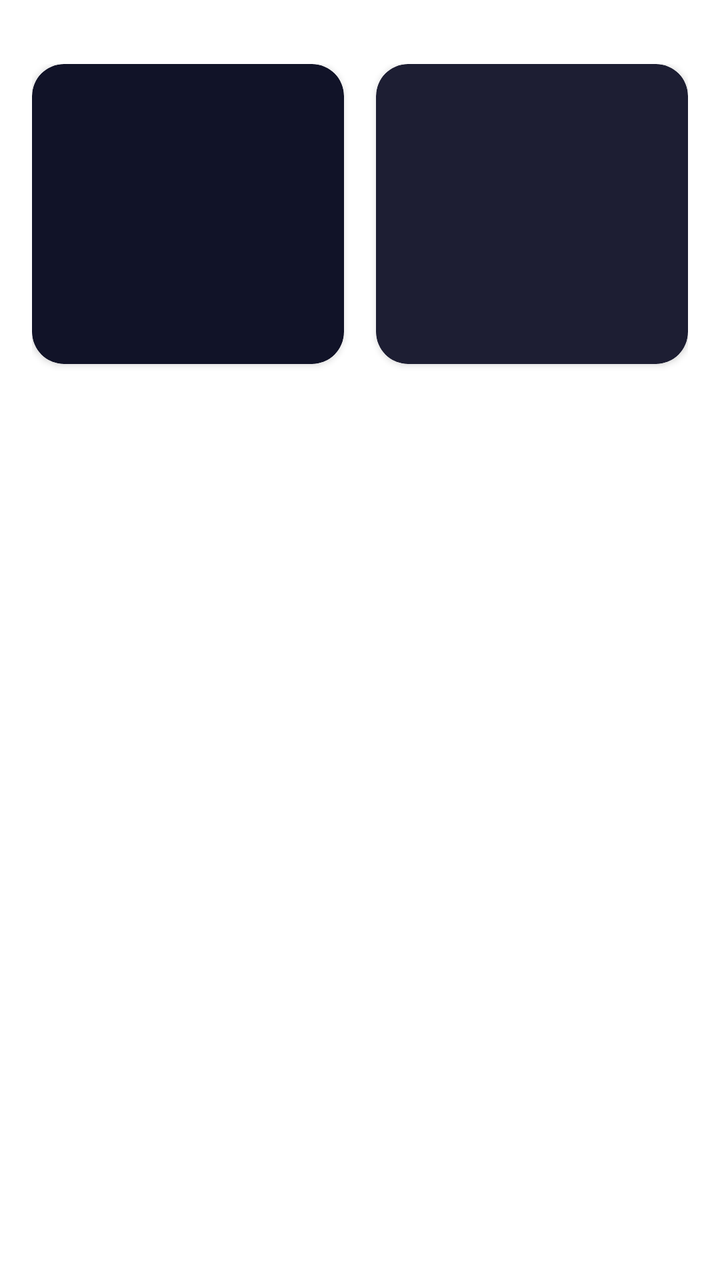
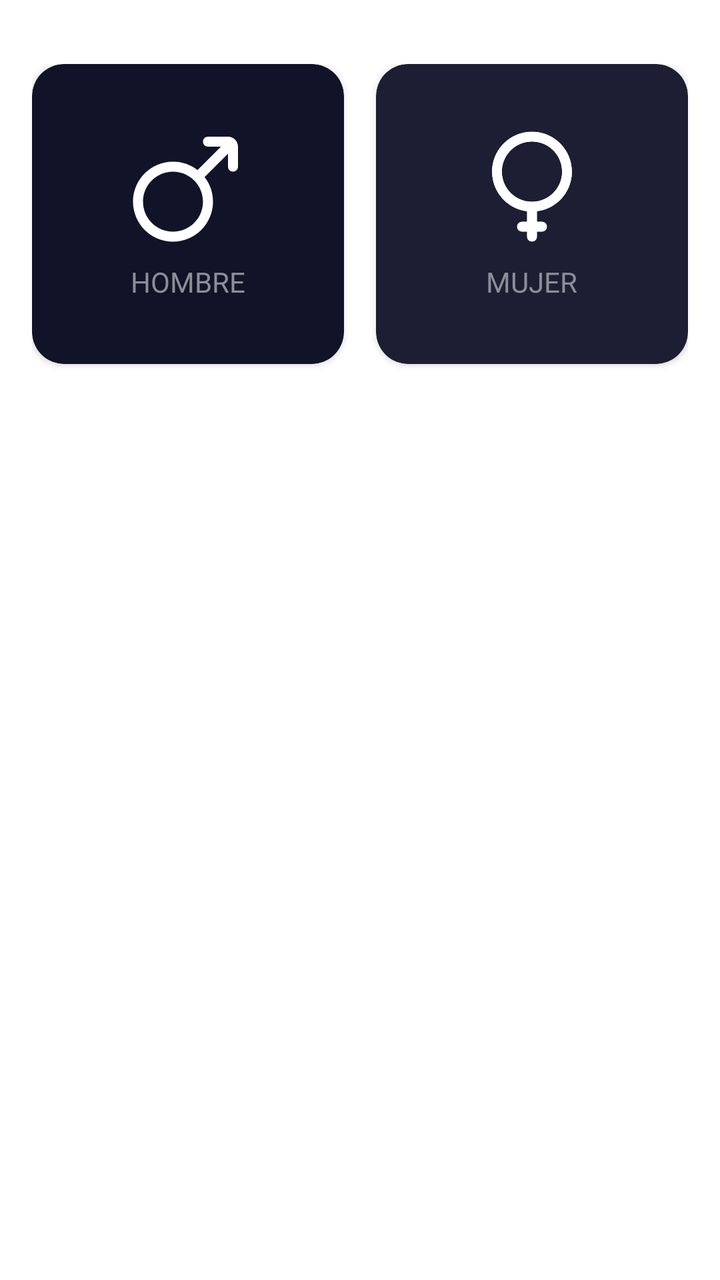

An Android layout rendered at two revisions. The XML below is the earlier revision; the diff shows what the commit changed to produce the second picture.
<!-- AndroidManifest.xml: application theme Theme.PROGRAMACIO -->
<!-- res/layout/activity_imc_calculator.xml -->
<?xml version="1.0" encoding="utf-8"?>
<androidx.constraintlayout.widget.ConstraintLayout xmlns:android="http://schemas.android.com/apk/res/android"
    xmlns:app="http://schemas.android.com/apk/res-auto"
    xmlns:tools="http://schemas.android.com/tools"
    android:id="@+id/main"
    android:layout_width="match_parent"
    android:layout_height="match_parent"
    android:paddingVertical="32dp"
    android:paddingHorizontal="16dp"
    tools:context=".imccalculator.ImcCalculatorActivity">

    <androidx.cardview.widget.CardView
        android:id="@+id/viewMale"
        android:layout_width="0dp"
        android:layout_height="150dp"
        android:layout_marginEnd="16dp"
        app:cardCornerRadius="16dp"
        app:layout_constraintEnd_toStartOf="@+id/viewFemale"
        app:layout_constraintTop_toTopOf="parent"
        app:layout_constraintStart_toStartOf="parent"
        app:cardBackgroundColor="@color/background_component_selected">

        <androidx.appcompat.widget.LinearLayoutCompat
            android:layout_width="match_parent"
            android:layout_height="match_parent"
            android:orientation="vertical"
            >

        </androidx.appcompat.widget.LinearLayoutCompat>

    </androidx.cardview.widget.CardView>

    <androidx.cardview.widget.CardView
        android:id="@+id/viewFemale"
        android:layout_width="0dp"
        android:layout_height="150dp"
        app:cardCornerRadius="16dp"
        app:layout_constraintStart_toEndOf="@+id/viewMale"
        app:layout_constraintTop_toTopOf="parent"
        app:layout_constraintEnd_toEndOf="parent"
        app:cardBackgroundColor="@color/background_component">

    </androidx.cardview.widget.CardView>

</androidx.constraintlayout.widget.ConstraintLayout>
<!-- resources referenced by this layout -->
<resources>
  <color name="background_component">#1D1E33</color>
  <color name="background_component_selected">#FF111328</color>
  <style name="Theme.PROGRAMACIO" parent="Theme.MaterialComponents.DayNight.DarkActionBar">
          
          <item name="colorPrimary">@color/purple_500</item>
          <item name="colorPrimaryVariant">@color/purple_700</item>
          <item name="colorOnPrimary">@color/white</item>
          
          <item name="colorSecondary">@color/teal_200</item>
          <item name="colorSecondaryVariant">@color/teal_700</item>
          <item name="colorOnSecondary">@color/black</item>
          
          <item name="android:statusBarColor">?attr/colorPrimaryVariant</item>
          
      </style>
  <color name="purple_500">#FF6200EE</color>
  <color name="purple_700">#FF3700B3</color>
  <color name="white">#FFFFFFFF</color>
  <color name="teal_200">#FF03DAC5</color>
  <color name="teal_700">#FF018786</color>
  <color name="black">#FF000000</color>
</resources>

<!-- the commit's change to res/layout/activity_imc_calculator.xml (unified diff, before → after) -->
@@ -5,8 +5,8 @@
     android:id="@+id/main"
     android:layout_width="match_parent"
     android:layout_height="match_parent"
+    android:paddingHorizontal="16dp"
     android:paddingVertical="32dp"
-    android:paddingHorizontal="16dp"
     tools:context=".imccalculator.ImcCalculatorActivity">
 
     <androidx.cardview.widget.CardView
@@ -14,17 +14,32 @@
         android:layout_width="0dp"
         android:layout_height="150dp"
         android:layout_marginEnd="16dp"
+        app:cardBackgroundColor="@color/background_component_selected"
         app:cardCornerRadius="16dp"
         app:layout_constraintEnd_toStartOf="@+id/viewFemale"
-        app:layout_constraintTop_toTopOf="parent"
         app:layout_constraintStart_toStartOf="parent"
-        app:cardBackgroundColor="@color/background_component_selected">
+        app:layout_constraintTop_toTopOf="parent">
 
         <androidx.appcompat.widget.LinearLayoutCompat
             android:layout_width="match_parent"
             android:layout_height="match_parent"
-            android:orientation="vertical"
-            >
+            android:gravity="center"
+            android:orientation="vertical">
+
+            <ImageView
+                android:layout_width="60dp"
+                android:layout_height="60dp"
+                android:src="@drawable/ic_male"
+                app:tint="@color/white" />
+
+            <TextView
+                android:layout_width="wrap_content"
+                android:layout_height="wrap_content"
+                android:layout_marginTop="8dp"
+                android:text="Hombre"
+                android:textAllCaps="true"
+                android:textColor="@color/title_text" />
+
 
         </androidx.appcompat.widget.LinearLayoutCompat>
 
@@ -34,11 +49,33 @@
         android:id="@+id/viewFemale"
         android:layout_width="0dp"
         android:layout_height="150dp"
+        app:cardBackgroundColor="@color/background_component"
         app:cardCornerRadius="16dp"
+        app:layout_constraintEnd_toEndOf="parent"
         app:layout_constraintStart_toEndOf="@+id/viewMale"
-        app:layout_constraintTop_toTopOf="parent"
-        app:layout_constraintEnd_toEndOf="parent"
-        app:cardBackgroundColor="@color/background_component">
+        app:layout_constraintTop_toTopOf="parent">
+
+        <androidx.appcompat.widget.LinearLayoutCompat
+            android:layout_width="match_parent"
+            android:layout_height="match_parent"
+            android:gravity="center"
+            android:orientation="vertical">
+
+            <ImageView
+                android:layout_width="60dp"
+                android:layout_height="60dp"
+                android:src="@drawable/ic_female"
+                app:tint="@color/white" />
+
+            <TextView
+                android:layout_width="wrap_content"
+                android:layout_height="wrap_content"
+                android:layout_marginTop="8dp"
+                android:text="Mujer"
+                android:textAllCaps="true"
+                android:textColor="@color/title_text" />
+
+        </androidx.appcompat.widget.LinearLayoutCompat>
 
     </androidx.cardview.widget.CardView>
 
<!-- resource entries referenced after the edit -->
@@ -2,6 +2,20 @@
 <resources>
   <color name="background_component">#1D1E33</color>
   <color name="background_component_selected">#FF111328</color>
+  <color name="title_text">#FF8D8E98</color>
+  <color name="white">#FFFFFFFF</color>
+  <!-- drawable ic_female (drawable) -->
+  <vector xmlns:android="http://schemas.android.com/apk/res/android" android:height="24dp" android:viewportHeight="24" android:viewportWidth="24" android:width="24dp">
+        
+      <path android:fillColor="#0F0F0F" android:fillType="evenOdd" android:pathData="M20,9C20,13.08 16.945,16.447 12.998,16.938C12.999,16.959 13,16.979 13,17V19H14C14.552,19 15,19.448 15,20C15,20.552 14.552,21 14,21H13V22C13,22.552 12.552,23 12,23C11.448,23 11,22.552 11,22V21H10C9.448,21 9,20.552 9,20C9,19.448 9.448,19 10,19H11V17C11,16.979 11.001,16.959 11.002,16.938C7.055,16.447 4,13.08 4,9C4,4.582 7.582,1 12,1C16.418,1 20,4.582 20,9ZM6.004,9C6.004,12.312 8.688,14.996 12,14.996C15.312,14.996 17.996,12.312 17.996,9C17.996,5.688 15.312,3.004 12,3.004C8.688,3.004 6.004,5.688 6.004,9Z"/>
+      
+  </vector>
+  <!-- drawable ic_male (drawable) -->
+  <vector xmlns:android="http://schemas.android.com/apk/res/android" android:height="24dp" android:viewportHeight="24" android:viewportWidth="24" android:width="24dp">
+        
+      <path android:fillColor="#0F0F0F" android:fillType="evenOdd" android:pathData="M15,3C15,2.448 15.448,2 16,2H20C21.105,2 22,2.895 22,4V8C22,8.552 21.552,9 21,9C20.448,9 20,8.552 20,8V5.413L15.467,9.946C15.417,9.996 15.363,10.039 15.306,10.077C16.367,11.434 17,13.143 17,15C17,19.418 13.418,23 9,23C4.582,23 1,19.418 1,15C1,10.582 4.582,7 9,7C10.856,7 12.564,7.632 13.921,8.692C13.959,8.635 14.002,8.581 14.052,8.531L18.584,4H16C15.448,4 15,3.552 15,3ZM9,20.996C5.688,20.996 3.004,18.312 3.004,15C3.004,11.688 5.688,9.004 9,9.004C12.312,9.004 14.996,11.688 14.996,15C14.996,18.312 12.312,20.996 9,20.996Z"/>
+      
+  </vector>
   <style name="Theme.PROGRAMACIO" parent="Theme.MaterialComponents.DayNight.DarkActionBar">
           
           <item name="colorPrimary">@color/purple_500</item>
@@ -17,7 +31,6 @@
       </style>
   <color name="purple_500">#FF6200EE</color>
   <color name="purple_700">#FF3700B3</color>
-  <color name="white">#FFFFFFFF</color>
   <color name="teal_200">#FF03DAC5</color>
   <color name="teal_700">#FF018786</color>
   <color name="black">#FF000000</color>
